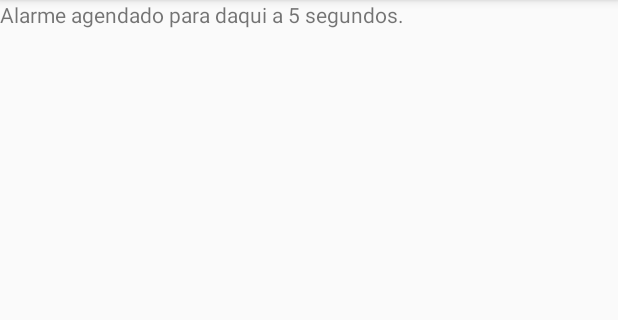
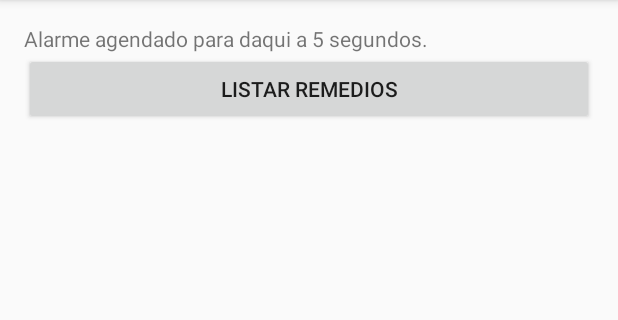
Before and after one commit to beemarcos/AlarmeDeRemedio, an Android app: the screen it shows after launch (MainActivity), on a phone screen of 412 x 824 dp, the part 84-404 px from its top. Run offline under Robolectric (Android 15) with nearby library versions, the phone set to English and light mode, and no system bars.

Commit message:
Tudo ainda e um exemplo: Lista , Alarme, Duas Activity.

```diff
--- a/app/src/main/AndroidManifest.xml
+++ b/app/src/main/AndroidManifest.xml
@@ -15,6 +15,7 @@
                 <category android:name="android.intent.category.LAUNCHER" />
             </intent-filter>
         </activity>
+        <activity android:name=".ListActivity" android:label="Get Name" android:theme="@style/AppTheme"/>
     </application>
 
 </manifest>
--- a/app/src/main/java/com/example/marcos/myapplication/MainActivity.java
+++ b/app/src/main/java/com/example/marcos/myapplication/MainActivity.java
@@ -9,6 +9,7 @@ import android.content.Intent;
 import android.support.v7.app.AppCompatActivity;
 import android.os.Bundle;
 import android.util.Log;
+import android.view.View;
 import android.widget.TextView;
 import android.widget.Toast;
 import java.util.Calendar;
@@ -22,16 +23,15 @@ public class MainActivity extends AppCompatActivity {
     @Override
     protected void onCreate(Bundle savedInstanceState) {
         super.onCreate(savedInstanceState);
-        TextView text = new TextView(this);
+        setContentView(R.layout.activity_main);
+
+        TextView text = (TextView)findViewById(R.id.texto_text_view);
         text.setText("Alarme agendado para daqui a "+segundos+" segundos.");
-        setContentView(text);
         //5 segundos
         agendar(5);
     }
 
-
-
-    //agenda pra daqui a X segundos teste de commit hehe
+    //agenda pra daqui a X segundos
     private void agendar(int segundos) {
         //Itent para disparar o Broadcast
         Intent  it= new Intent("EXECUTAR_ALARME");
@@ -56,4 +56,11 @@ public class MainActivity extends AppCompatActivity {
         AlarmManager am = (AlarmManager) getSystemService(ALARM_SERVICE);
         am.cancel(p);
     }
+
+    public void clickButtonListar(View view) {
+        Intent getNameScreenIntent = new Intent(this,ListActivity.class);
+        final int result = 1;
+        getNameScreenIntent.putExtra("callingActivity","MainActivity");
+        startActivityForResult(getNameScreenIntent,result);
+    }
 }
--- a/app/src/main/res/layout/activity_main.xml
+++ b/app/src/main/res/layout/activity_main.xml
@@ -1,23 +1,31 @@
 <?xml version="1.0" encoding="utf-8"?>
-<RelativeLayout xmlns:android="http://schemas.android.com/apk/res/android"
+<LinearLayout xmlns:android="http://schemas.android.com/apk/res/android"
     xmlns:tools="http://schemas.android.com/tools"
     android:layout_width="match_parent"
-    android:layout_height="match_parent"
+    android:layout_height="wrap_content"
     android:paddingBottom="@dimen/activity_vertical_margin"
+    android:orientation="vertical"
     android:paddingLeft="@dimen/activity_horizontal_margin"
     android:paddingRight="@dimen/activity_horizontal_margin"
     android:paddingTop="@dimen/activity_vertical_margin"
     tools:context="com.example.marcos.myapplication.MainActivity">
 
-    <TextView
-        android:layout_width="wrap_content"
-        android:layout_height="wrap_content"
-        android:id="@+id/texto"
-        android:text="Hello World!" />
 
     <TextView
         android:layout_width="wrap_content"
         android:layout_height="wrap_content"
-        android:id="@+id/textoo"
+        android:id="@+id/texto_text_view"
         android:text="Hello World!" />
-</RelativeLayout>
+
+    <Button
+        android:layout_width="match_parent"
+        android:layout_height="wrap_content"
+        android:id="@+id/listar_button"
+        android:text="@string/listar_remedios"
+        android:onClick="clickButtonListar"/>
+
+
+
+
+
+</LinearLayout>
--- a/app/src/main/res/values/strings.xml
+++ b/app/src/main/res/values/strings.xml
@@ -1,3 +1,4 @@
 <resources>
     <string name="app_name">My Application</string>
+    <string name="listar_remedios">Listar Remedios</string>
 </resources>
```
Also changed, not shown: app/src/main/java/com/example/marcos/myapplication/ListActivity.java (added, +53 -0 lines), app/src/main/res/layout/list_layout.xml (added, +28 -0 lines).
